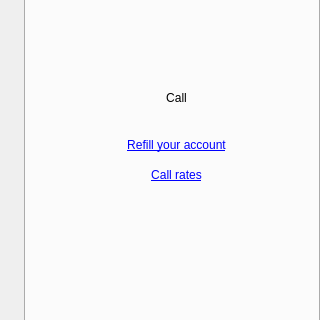
First picture: the form in src/tools/customwidgets/calldialog_base.ui, repository AlekSi/Jabbin, before the edit; both pictures show x 0 to 320 and y 202 to 522 of the 320 by 721 pixel window.
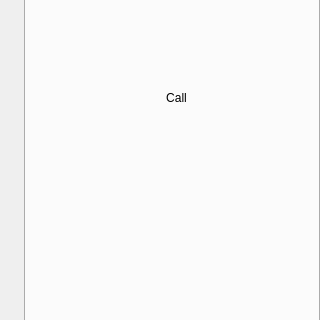
Second picture: the form after the edit. Icons and pictures are not drawn. Custom widgets are drawn as their Qt base class.

```diff
--- a/src/tools/customwidgets/calldialog_base.ui
+++ b/src/tools/customwidgets/calldialog_base.ui
@@ -195,29 +195,6 @@
                       </property>
                      </spacer>
                     </item>
-                    <item>
-                     <widget class="QLabel" name="labelRefill">
-                      <property name="text">
-                       <string>&lt;a href=&quot;http://www.jabbin.com/recharge&quot;&gt;Refill your account&lt;/a&gt;</string>
-                      </property>
-                      <property name="alignment">
-                       <set>Qt::AlignCenter</set>
-                      </property>
-                     </widget>
-                    </item>
-                    <item>
-                     <widget class="QLabel" name="labelRates">
-                      <property name="text">
-                       <string>&lt;a href=&quot;http://www.jabbin.com/rates&quot;&gt;Call rates&lt;/a&gt;</string>
-                      </property>
-                      <property name="alignment">
-                       <set>Qt::AlignCenter</set>
-                      </property>
-                      <property name="wordWrap">
-                       <bool>true</bool>
-                      </property>
-                     </widget>
-                    </item>
                    </layout>
                   </widget>
                  </item>
```
